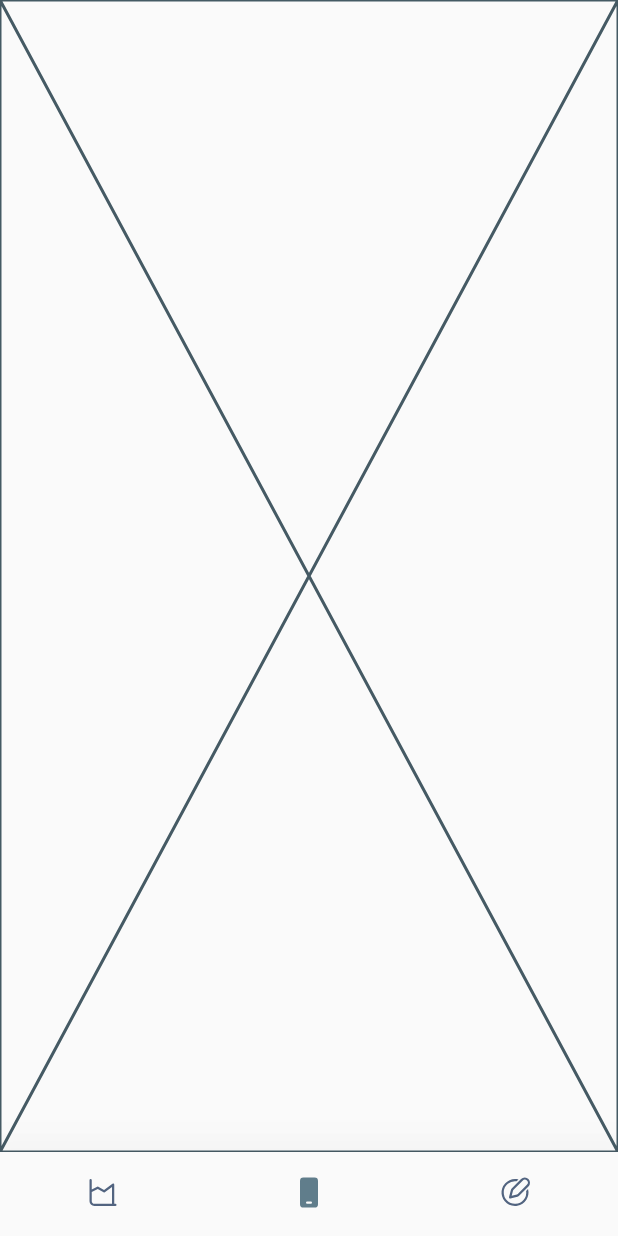
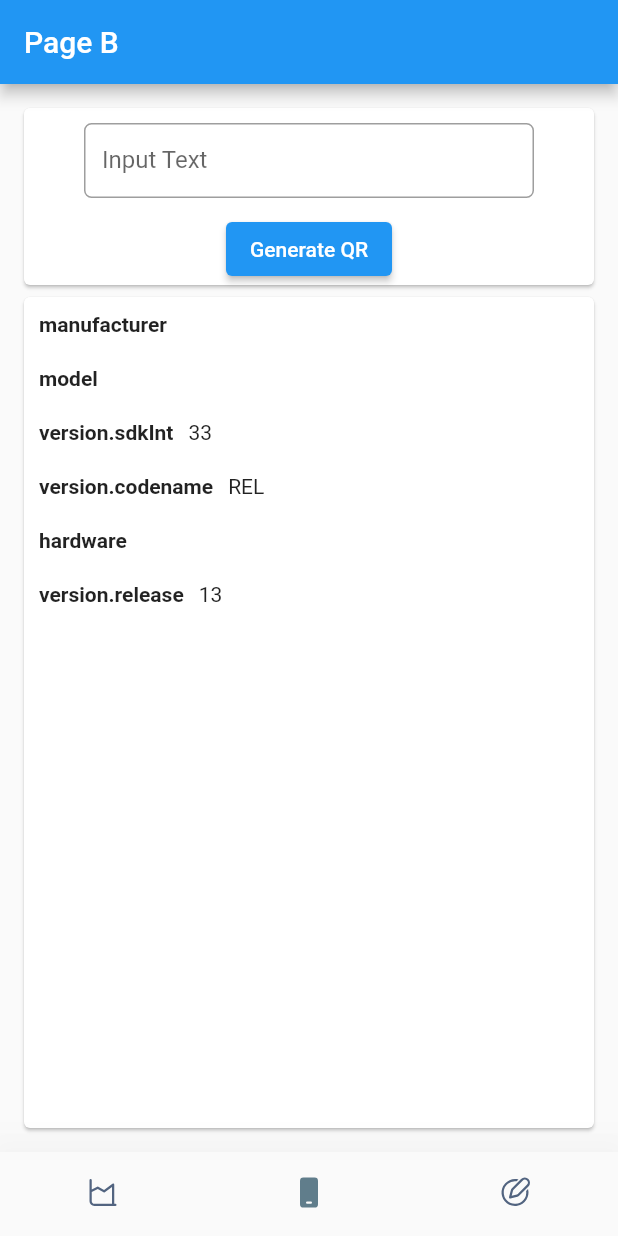
Before and after one commit to alimahfud01/assignment_app, a Flutter app: the BottomBar screen opened directly, item 2 of the bottom bar chosen, on a phone screen of 412 x 824 dp. Run offline on Flutter 3.47's test engine with Material 2 defaults, Android fonts, the phone set to English and light mode, and no system bars; our stand-ins replace battery_plus, device_info_plus, fluentui_icons, flutter_login, fluttertoast, geolocator and 3 more; accounts and stored records are empty.

Commit message:
page B half

```diff
--- a/lib/pages/page_b.dart
+++ b/lib/pages/page_b.dart
@@ -1,4 +1,9 @@
+import 'dart:async';
+import 'dart:io';
+import 'package:device_info_plus/device_info_plus.dart';
 import 'package:flutter/material.dart';
+import 'package:flutter/services.dart';
+import 'package:qr_flutter/qr_flutter.dart';
 
 class PageB extends StatefulWidget {
   const PageB({super.key});
@@ -8,8 +13,148 @@ class PageB extends StatefulWidget {
 }
 
 class _PageBState extends State<PageB> {
+  static final DeviceInfoPlugin deviceInfoPlugin = DeviceInfoPlugin();
+  Map<String, dynamic> _deviceData = <String, dynamic>{};
+  TextEditingController _controller = TextEditingController();
+
+  @override
+  void initState() {
+    super.initState();
+    initPlatformState();
+  }
+
+  Future<void> initPlatformState() async {
+    var deviceData = <String, dynamic>{};
+
+    try {
+      if (Platform.isAndroid) {
+        deviceData = _readAndroidBuildData(await deviceInfoPlugin.androidInfo);
+      } else if (Platform.isIOS) {
+        deviceData = _readIosDeviceInfo(await deviceInfoPlugin.iosInfo);
+      }
+    } on PlatformException {
+      deviceData = <String, dynamic>{
+        'Error:': 'Failed to get platform version.'
+      };
+    }
+
+    if (!mounted) return;
+
+    setState(() {
+      _deviceData = deviceData;
+    });
+  }
+
+  Map<String, dynamic> _readAndroidBuildData(AndroidDeviceInfo build) {
+    return <String, dynamic>{
+      'manufacturer': build.manufacturer,
+      'model': build.model,
+      'version.sdkInt': build.version.sdkInt,
+      'version.codename': build.version.codename,
+      'hardware': build.hardware,
+      'version.release': build.version.release,
+    };
+  }
+
+  Map<String, dynamic> _readIosDeviceInfo(IosDeviceInfo data) {
+    return <String, dynamic>{
+      'systemVersion': data.systemVersion,
+      'model': data.model,
+      'identifierForVendor': data.identifierForVendor,
+      'utsname.sysname:': data.utsname.sysname,
+      'utsname.nodename:': data.utsname.nodename,
+      'utsname.release:': data.utsname.release,
+      'utsname.version:': data.utsname.version,
+    };
+  }
+
   @override
   Widget build(BuildContext context) {
-    return const Placeholder();
+    return MaterialApp(
+      home: Scaffold(
+        appBar: AppBar(
+          title: Text('Page B'),
+        ),
+        body: Padding(
+          padding: EdgeInsets.all(12),
+          child: Column(
+            children: [
+              Card(
+                child: Container(
+                  width: MediaQuery.of(context).size.width,
+                  child: Column(
+                    children: [
+                      if (_controller.text.isNotEmpty)
+                        QrImageView(
+                          data: _controller.text,
+                          version: QrVersions.auto,
+                          size: 220,
+                          gapless: false,
+                        ),
+                      const SizedBox(height: 10),
+                      SizedBox(
+                        width: 300,
+                        height: 50,
+                        child: TextField(
+                          controller: _controller,
+                          keyboardType: TextInputType.text,
+                          decoration: InputDecoration(
+                            labelText: "Input Text",
+                            border: OutlineInputBorder(
+                              borderRadius: BorderRadius.circular(5),
+                            ),
+                          ),
+                          maxLines: 1,
+                        ),
+                      ),
+                      const SizedBox(height: 10),
+                      ElevatedButton(
+                          onPressed: () {
+                            setState(() {});
+                          },
+                          child: Text('Generate QR')),
+                    ],
+                  ),
+                ),
+              ),
+              Expanded(
+                child: Card(
+                  child: ListView(
+                    scrollDirection: Axis.vertical,
+                    children: _deviceData.keys.map(
+                      (String property) {
+                        return Row(
+                          children: <Widget>[
+                            Container(
+                              padding: const EdgeInsets.all(10.0),
+                              child: Text(
+                                property,
+                                style: const TextStyle(
+                                  fontWeight: FontWeight.bold,
+                                ),
+                              ),
+                            ),
+                            Expanded(
+                                child: Container(
+                              padding: const EdgeInsets.fromLTRB(
+                                  0.0, 10.0, 0.0, 10.0),
+                              child: Text(
+                                '${_deviceData[property]}',
+                                maxLines: _deviceData.length,
+                                overflow: TextOverflow.ellipsis,
+                              ),
+                            )),
+                          ],
+                        );
+                      },
+                    ).toList(),
+                  ),
+                ),
+              ),
+            ],
+          ),
+        ),
+      ),
+    );
   }
 }
--- a/pubspec.yaml
+++ b/pubspec.yaml
@@ -19,6 +19,8 @@ dependencies:
   geolocator: ^8.0.0
   fluttertoast: ^8.2.1
   battery_plus: ^3.0.5
+  device_info_plus: ^9.0.1
+  qr_flutter: ^4.0.0
 
 dev_dependencies:
   flutter_test:
```
Also changed, not shown: lib/auth_page.dart (+13 -1 lines), lib/services/local_auth.dart (added, +25 -0 lines), pubspec.lock, 2 other files.
